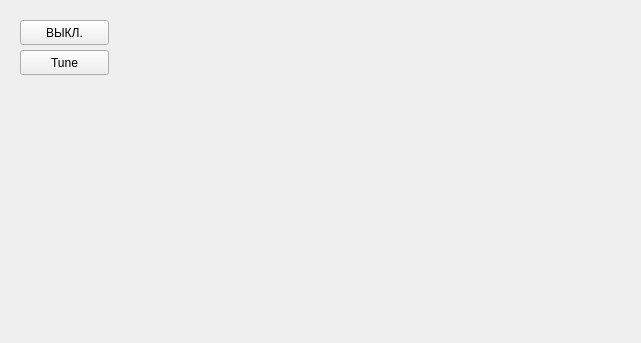
Above: controller/form.ui from rn3kk/RemoteTubeAmplifaier before the change. Below: the same form after it.
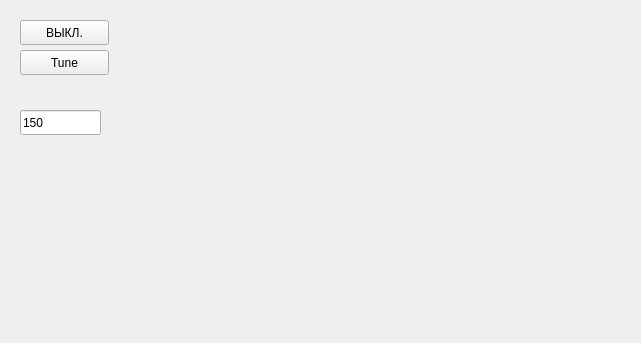
That is the form after the change.

```diff
--- a/controller/form.ui
+++ b/controller/form.ui
@@ -50,6 +50,19 @@
     <string>Tune</string>
    </property>
   </widget>
+  <widget class="QLineEdit" name="lineEdit">
+   <property name="geometry">
+    <rect>
+     <x>20</x>
+     <y>110</y>
+     <width>81</width>
+     <height>25</height>
+    </rect>
+   </property>
+   <property name="text">
+    <string>150</string>
+   </property>
+  </widget>
  </widget>
  <resources/>
  <connections/>
```
